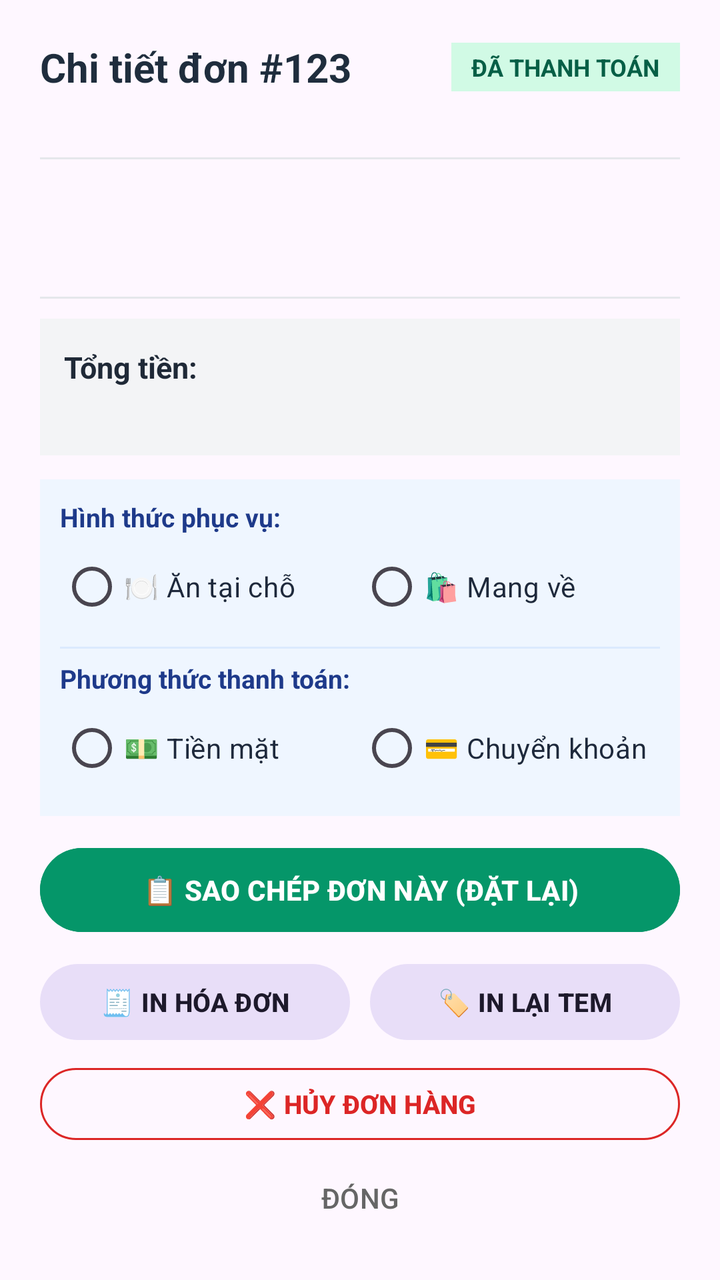
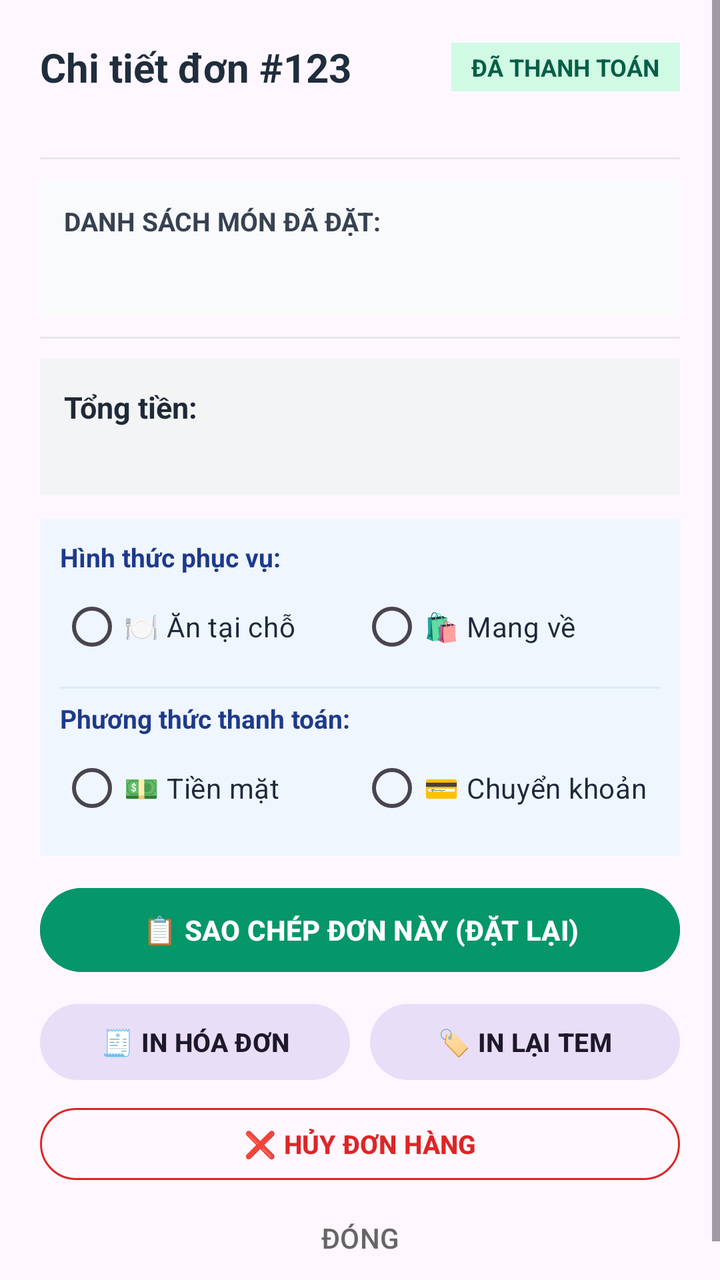

The first picture is an Android layout as it rendered before a commit; the second is the same layout after the commit. The layout source and the unified diff follow.
<!-- AndroidManifest.xml: application theme Theme.Material3.DayNight.NoActionBar -->
<!-- res/layout/dialog_order_detail.xml -->
<?xml version="1.0" encoding="utf-8"?>
<LinearLayout xmlns:android="http://schemas.android.com/apk/res/android"
    xmlns:app="http://schemas.android.com/apk/res-auto"
    android:layout_width="match_parent"
    android:layout_height="wrap_content"
    android:orientation="vertical"
    android:padding="20dp">

    
    <LinearLayout
        android:layout_width="match_parent"
        android:layout_height="wrap_content"
        android:gravity="center_vertical"
        android:orientation="horizontal">

        <TextView
            android:id="@+id/tvOrderTitle"
            android:layout_width="0dp"
            android:layout_height="wrap_content"
            android:layout_weight="1"
            android:text="Chi tiết đơn #123"
            android:textColor="#1F2D3D"
            android:textSize="20sp"
            android:textStyle="bold" />

        <TextView
            android:id="@+id/tvOrderStatusBadge"
            android:layout_width="wrap_content"
            android:layout_height="wrap_content"
            android:background="#D1FAE5"
            android:paddingHorizontal="10dp"
            android:paddingVertical="4dp"
            android:text="ĐÃ THANH TOÁN"
            android:textColor="#065F46"
            android:textSize="12sp"
            android:textStyle="bold" />
    </LinearLayout>

    <TextView
        android:id="@+id/tvOrderSubtitle"
        android:layout_width="match_parent"
        android:layout_height="wrap_content"
        android:layout_marginTop="4dp"
        android:textColor="#666666"
        android:textSize="13sp" />

    <View
        android:layout_width="match_parent"
        android:layout_height="1dp"
        android:layout_marginVertical="10dp"
        android:background="#E5E7EB" />

    
    <androidx.core.widget.NestedScrollView
        android:layout_width="match_parent"
        android:layout_height="0dp"
        android:layout_weight="1"
        android:maxHeight="260dp">

        <TextView
            android:id="@+id/tvOrderItems"
            android:layout_width="match_parent"
            android:layout_height="wrap_content"
            android:lineSpacingExtra="4dp"
            android:textColor="#1F2937"
            android:textSize="14sp" />
    </androidx.core.widget.NestedScrollView>

    <View
        android:layout_width="match_parent"
        android:layout_height="1dp"
        android:layout_marginVertical="10dp"
        android:background="#E5E7EB" />

    
    <LinearLayout
        android:layout_width="match_parent"
        android:layout_height="wrap_content"
        android:layout_marginBottom="12dp"
        android:background="#F3F4F6"
        android:orientation="vertical"
        android:padding="12dp">

        <LinearLayout
            android:layout_width="match_parent"
            android:layout_height="wrap_content"
            android:orientation="horizontal">

            <TextView
                android:layout_width="0dp"
                android:layout_height="wrap_content"
                android:layout_weight="1"
                android:text="Tổng tiền:"
                android:textColor="#1F2937"
                android:textSize="15sp"
                android:textStyle="bold" />

            <TextView
                android:id="@+id/tvOrderTotal"
                android:layout_width="wrap_content"
                android:layout_height="wrap_content"
                android:textColor="#B91C1C"
                android:textSize="17sp"
                android:textStyle="bold" />
        </LinearLayout>

        <TextView
            android:id="@+id/tvPaymentDetails"
            android:layout_width="match_parent"
            android:layout_height="wrap_content"
            android:layout_marginTop="4dp"
            android:textColor="#4B5563"
            android:textSize="13sp" />
    </LinearLayout>

    
    <LinearLayout
        android:layout_width="match_parent"
        android:layout_height="wrap_content"
        android:layout_marginBottom="12dp"
        android:background="#EFF6FF"
        android:orientation="vertical"
        android:padding="10dp">

        
        <TextView
            android:layout_width="wrap_content"
            android:layout_height="wrap_content"
            android:text="Hình thức phục vụ:"
            android:textColor="#1E3A8A"
            android:textSize="13sp"
            android:textStyle="bold" />

        <RadioGroup
            android:id="@+id/rgOrderType"
            android:layout_width="match_parent"
            android:layout_height="wrap_content"
            android:layout_marginTop="2dp"
            android:orientation="horizontal">

            <RadioButton
                android:id="@+id/rbDineIn"
                android:layout_width="0dp"
                android:layout_height="wrap_content"
                android:layout_weight="1"
                android:text="🍽 Ăn tại chỗ"
                android:textColor="#1E293B"
                android:textSize="14sp" />

            <RadioButton
                android:id="@+id/rbTakeAway"
                android:layout_width="0dp"
                android:layout_height="wrap_content"
                android:layout_weight="1"
                android:text="🛍 Mang về"
                android:textColor="#1E293B"
                android:textSize="14sp" />
        </RadioGroup>

        <View
            android:layout_width="match_parent"
            android:layout_height="1dp"
            android:layout_marginVertical="6dp"
            android:background="#DBEAFE" />

        
        <TextView
            android:layout_width="wrap_content"
            android:layout_height="wrap_content"
            android:text="Phương thức thanh toán:"
            android:textColor="#1E3A8A"
            android:textSize="13sp"
            android:textStyle="bold" />

        <RadioGroup
            android:id="@+id/rgPaymentMethod"
            android:layout_width="match_parent"
            android:layout_height="wrap_content"
            android:layout_marginTop="2dp"
            android:orientation="horizontal">

            <RadioButton
                android:id="@+id/rbPayCash"
                android:layout_width="0dp"
                android:layout_height="wrap_content"
                android:layout_weight="1"
                android:text="💵 Tiền mặt"
                android:textColor="#1E293B"
                android:textSize="14sp" />

            <RadioButton
                android:id="@+id/rbPayTransfer"
                android:layout_width="0dp"
                android:layout_height="wrap_content"
                android:layout_weight="1"
                android:text="💳 Chuyển khoản"
                android:textColor="#1E293B"
                android:textSize="14sp" />
        </RadioGroup>
    </LinearLayout>

    
    
    <com.google.android.material.button.MaterialButton
        android:id="@+id/btnCopyOrder"
        style="@style/Widget.Material3.Button"
        android:layout_width="match_parent"
        android:layout_height="50dp"
        android:backgroundTint="#059669"
        android:text="📋 SAO CHÉP ĐƠN NÀY (ĐẶT LẠI)"
        android:textColor="#FFFFFF"
        android:textSize="14sp"
        android:textStyle="bold" />

    
    <LinearLayout
        android:layout_width="match_parent"
        android:layout_height="wrap_content"
        android:layout_marginTop="8dp"
        android:orientation="horizontal">

        <com.google.android.material.button.MaterialButton
            android:id="@+id/btnReprintOrder"
            style="@style/Widget.Material3.Button.TonalButton"
            android:layout_width="0dp"
            android:layout_height="46dp"
            android:layout_weight="1"
            android:layout_marginEnd="5dp"
            android:text="🧾 IN HÓA ĐƠN"
            android:textSize="13sp"
            android:textStyle="bold" />

        <com.google.android.material.button.MaterialButton
            android:id="@+id/btnReprintLabel"
            style="@style/Widget.Material3.Button.TonalButton"
            android:layout_width="0dp"
            android:layout_height="46dp"
            android:layout_weight="1"
            android:layout_marginStart="5dp"
            android:text="🏷 IN LẠI TEM"
            android:textSize="13sp"
            android:textStyle="bold" />
    </LinearLayout>

    
    <com.google.android.material.button.MaterialButton
        android:id="@+id/btnCancelOrder"
        style="@style/Widget.Material3.Button.OutlinedButton"
        android:layout_width="match_parent"
        android:layout_height="44dp"
        android:layout_marginTop="6dp"
        android:text="❌ HỦY ĐƠN HÀNG"
        android:textColor="#DC2626"
        app:strokeColor="#DC2626"
        android:textSize="13sp"
        android:textStyle="bold" />

    
    <com.google.android.material.button.MaterialButton
        android:id="@+id/btnCloseDialog"
        style="@style/Widget.Material3.Button.TextButton"
        android:layout_width="match_parent"
        android:layout_height="42dp"
        android:layout_marginTop="4dp"
        android:text="ĐÓNG"
        android:textColor="#666666"
        android:textSize="14sp" />

</LinearLayout>
<!-- resources referenced by this layout -->
<resources>

</resources>

<!-- the commit's change to res/layout/dialog_order_detail.xml (unified diff, before → after) -->
@@ -1,269 +1,286 @@
 <?xml version="1.0" encoding="utf-8"?>
-<LinearLayout xmlns:android="http://schemas.android.com/apk/res/android"
+<ScrollView xmlns:android="http://schemas.android.com/apk/res/android"
     xmlns:app="http://schemas.android.com/apk/res-auto"
     android:layout_width="match_parent"
     android:layout_height="wrap_content"
-    android:orientation="vertical"
-    android:padding="20dp">
-
-    
+    android:fillViewport="true">
+
     <LinearLayout
         android:layout_width="match_parent"
         android:layout_height="wrap_content"
-        android:gravity="center_vertical"
-        android:orientation="horizontal">
+        android:orientation="vertical"
+        android:padding="20dp">
+
+        
+        <LinearLayout
+            android:layout_width="match_parent"
+            android:layout_height="wrap_content"
+            android:gravity="center_vertical"
+            android:orientation="horizontal">
+
+            <TextView
+                android:id="@+id/tvOrderTitle"
+                android:layout_width="0dp"
+                android:layout_height="wrap_content"
+                android:layout_weight="1"
+                android:text="Chi tiết đơn #123"
+                android:textColor="#1F2D3D"
+                android:textSize="20sp"
+                android:textStyle="bold" />
+
+            <TextView
+                android:id="@+id/tvOrderStatusBadge"
+                android:layout_width="wrap_content"
+                android:layout_height="wrap_content"
+                android:background="#D1FAE5"
+                android:paddingHorizontal="10dp"
+                android:paddingVertical="4dp"
+                android:text="ĐÃ THANH TOÁN"
+                android:textColor="#065F46"
+                android:textSize="12sp"
+                android:textStyle="bold" />
+        </LinearLayout>
 
         <TextView
-            android:id="@+id/tvOrderTitle"
-            android:layout_width="0dp"
-            android:layout_height="wrap_content"
-            android:layout_weight="1"
-            android:text="Chi tiết đơn #123"
-            android:textColor="#1F2D3D"
-            android:textSize="20sp"
+            android:id="@+id/tvOrderSubtitle"
+            android:layout_width="match_parent"
+            android:layout_height="wrap_content"
+            android:layout_marginTop="4dp"
+            android:textColor="#666666"
+            android:textSize="13sp" />
+
+        <View
+            android:layout_width="match_parent"
+            android:layout_height="1dp"
+            android:layout_marginVertical="10dp"
+            android:background="#E5E7EB" />
+
+        
+        <LinearLayout
+            android:layout_width="match_parent"
+            android:layout_height="wrap_content"
+            android:background="#F9FAFB"
+            android:orientation="vertical"
+            android:padding="12dp">
+
+            <TextView
+                android:id="@+id/tvOrderItemsHeader"
+                android:layout_width="wrap_content"
+                android:layout_height="wrap_content"
+                android:layout_marginBottom="8dp"
+                android:text="DANH SÁCH MÓN ĐÃ ĐẶT:"
+                android:textColor="#374151"
+                android:textSize="13sp"
+                android:textStyle="bold" />
+
+            <TextView
+                android:id="@+id/tvOrderItems"
+                android:layout_width="match_parent"
+                android:layout_height="wrap_content"
+                android:lineSpacingExtra="5dp"
+                android:textColor="#1F2937"
+                android:textSize="14sp" />
+        </LinearLayout>
+
+        <View
+            android:layout_width="match_parent"
+            android:layout_height="1dp"
+            android:layout_marginVertical="10dp"
+            android:background="#E5E7EB" />
+
+        
+        <LinearLayout
+            android:layout_width="match_parent"
+            android:layout_height="wrap_content"
+            android:layout_marginBottom="12dp"
+            android:background="#F3F4F6"
+            android:orientation="vertical"
+            android:padding="12dp">
+
+            <LinearLayout
+                android:layout_width="match_parent"
+                android:layout_height="wrap_content"
+                android:orientation="horizontal">
+
+                <TextView
+                    android:layout_width="0dp"
+                    android:layout_height="wrap_content"
+                    android:layout_weight="1"
+                    android:text="Tổng tiền:"
+                    android:textColor="#1F2937"
+                    android:textSize="15sp"
+                    android:textStyle="bold" />
+
+                <TextView
+                    android:id="@+id/tvOrderTotal"
+                    android:layout_width="wrap_content"
+                    android:layout_height="wrap_content"
+                    android:textColor="#B91C1C"
+                    android:textSize="17sp"
+                    android:textStyle="bold" />
+            </LinearLayout>
+
+            <TextView
+                android:id="@+id/tvPaymentDetails"
+                android:layout_width="match_parent"
+                android:layout_height="wrap_content"
+                android:layout_marginTop="4dp"
+                android:textColor="#4B5563"
+                android:textSize="13sp" />
+        </LinearLayout>
+
+        
+        <LinearLayout
+            android:layout_width="match_parent"
+            android:layout_height="wrap_content"
+            android:layout_marginBottom="12dp"
+            android:background="#EFF6FF"
+            android:orientation="vertical"
+            android:padding="10dp">
+
+            
+            <TextView
+                android:layout_width="wrap_content"
+                android:layout_height="wrap_content"
+                android:text="Hình thức phục vụ:"
+                android:textColor="#1E3A8A"
+                android:textSize="13sp"
+                android:textStyle="bold" />
+
+            <RadioGroup
+                android:id="@+id/rgOrderType"
+                android:layout_width="match_parent"
+                android:layout_height="wrap_content"
+                android:layout_marginTop="2dp"
+                android:orientation="horizontal">
+
+                <RadioButton
+                    android:id="@+id/rbDineIn"
+                    android:layout_width="0dp"
+                    android:layout_height="wrap_content"
+                    android:layout_weight="1"
+                    android:text="🍽 Ăn tại chỗ"
+                    android:textColor="#1E293B"
+                    android:textSize="14sp" />
+
+                <RadioButton
+                    android:id="@+id/rbTakeAway"
+                    android:layout_width="0dp"
+                    android:layout_height="wrap_content"
+                    android:layout_weight="1"
+                    android:text="🛍 Mang về"
+                    android:textColor="#1E293B"
+                    android:textSize="14sp" />
+            </RadioGroup>
+
+            <View
+                android:layout_width="match_parent"
+                android:layout_height="1dp"
+                android:layout_marginVertical="6dp"
+                android:background="#DBEAFE" />
+
+            
+            <TextView
+                android:layout_width="wrap_content"
+                android:layout_height="wrap_content"
+                android:text="Phương thức thanh toán:"
+                android:textColor="#1E3A8A"
+                android:textSize="13sp"
+                android:textStyle="bold" />
+
+            <RadioGroup
+                android:id="@+id/rgPaymentMethod"
+                android:layout_width="match_parent"
+                android:layout_height="wrap_content"
+                android:layout_marginTop="2dp"
+                android:orientation="horizontal">
+
+                <RadioButton
+                    android:id="@+id/rbPayCash"
+                    android:layout_width="0dp"
+                    android:layout_height="wrap_content"
+                    android:layout_weight="1"
+                    android:text="💵 Tiền mặt"
+                    android:textColor="#1E293B"
+                    android:textSize="14sp" />
+
+                <RadioButton
+                    android:id="@+id/rbPayTransfer"
+                    android:layout_width="0dp"
+                    android:layout_height="wrap_content"
+                    android:layout_weight="1"
+                    android:text="💳 Chuyển khoản"
+                    android:textColor="#1E293B"
+                    android:textSize="14sp" />
+            </RadioGroup>
+        </LinearLayout>
+
+        
+        
+        <com.google.android.material.button.MaterialButton
+            android:id="@+id/btnCopyOrder"
+            style="@style/Widget.Material3.Button"
+            android:layout_width="match_parent"
+            android:layout_height="50dp"
+            android:backgroundTint="#059669"
+            android:text="📋 SAO CHÉP ĐƠN NÀY (ĐẶT LẠI)"
+            android:textColor="#FFFFFF"
+            android:textSize="14sp"
             android:textStyle="bold" />
 
-        <TextView
-            android:id="@+id/tvOrderStatusBadge"
-            android:layout_width="wrap_content"
-            android:layout_height="wrap_content"
-            android:background="#D1FAE5"
-            android:paddingHorizontal="10dp"
-            android:paddingVertical="4dp"
-            android:text="ĐÃ THANH TOÁN"
-            android:textColor="#065F46"
-            android:textSize="12sp"
-            android:textStyle="bold" />
-    </LinearLayout>
-
-    <TextView
-        android:id="@+id/tvOrderSubtitle"
-        android:layout_width="match_parent"
-        android:layout_height="wrap_content"
-        android:layout_marginTop="4dp"
-        android:textColor="#666666"
-        android:textSize="13sp" />
-
-    <View
-        android:layout_width="match_parent"
-        android:layout_height="1dp"
-        android:layout_marginVertical="10dp"
-        android:background="#E5E7EB" />
-
-    
-    <androidx.core.widget.NestedScrollView
-        android:layout_width="match_parent"
-        android:layout_height="0dp"
-        android:layout_weight="1"
-        android:maxHeight="260dp">
-
-        <TextView
-            android:id="@+id/tvOrderItems"
-            android:layout_width="match_parent"
-            android:layout_height="wrap_content"
-            android:lineSpacingExtra="4dp"
-            android:textColor="#1F2937"
-            android:textSize="14sp" />
-    </androidx.core.widget.NestedScrollView>
-
-    <View
-        android:layout_width="match_parent"
-        android:layout_height="1dp"
-        android:layout_marginVertical="10dp"
-        android:background="#E5E7EB" />
-
-    
-    <LinearLayout
-        android:layout_width="match_parent"
-        android:layout_height="wrap_content"
-        android:layout_marginBottom="12dp"
-        android:background="#F3F4F6"
-        android:orientation="vertical"
-        android:padding="12dp">
-
-        <LinearLayout
-            android:layout_width="match_parent"
-            android:layout_height="wrap_content"
+        
+        <LinearLayout
+            android:layout_width="match_parent"
+            android:layout_height="wrap_content"
+            android:layout_marginTop="8dp"
             android:orientation="horizontal">
 
-            <TextView
+            <com.google.android.material.button.MaterialButton
+                android:id="@+id/btnReprintOrder"
+                style="@style/Widget.Material3.Button.TonalButton"
                 android:layout_width="0dp"
-                android:layout_height="wrap_content"
+                android:layout_height="46dp"
                 android:layout_weight="1"
-                android:text="Tổng tiền:"
-                android:textColor="#1F2937"
-                android:textSize="15sp"
-                android:textStyle="bold" />
-
-            <TextView
-                android:id="@+id/tvOrderTotal"
-                android:layout_width="wrap_content"
-                android:layout_height="wrap_content"
-                android:textColor="#B91C1C"
-                android:textSize="17sp"
-                android:textStyle="bold" />
-        </LinearLayout>
-
-        <TextView
-            android:id="@+id/tvPaymentDetails"
-            android:layout_width="match_parent"
-            android:layout_height="wrap_content"
-            android:layout_marginTop="4dp"
-            android:textColor="#4B5563"
-            android:textSize="13sp" />
-    </LinearLayout>
-
-    
-    <LinearLayout
-        android:layout_width="match_parent"
-        android:layout_height="wrap_content"
-        android:layout_marginBottom="12dp"
-        android:background="#EFF6FF"
-        android:orientation="vertical"
-        android:padding="10dp">
-
-        
-        <TextView
-            android:layout_width="wrap_content"
-            android:layout_height="wrap_content"
-            android:text="Hình thức phục vụ:"
-            android:textColor="#1E3A8A"
+                android:layout_marginEnd="5dp"
+                android:text="🧾 IN HÓA ĐƠN"
+                android:textSize="13sp"
+                android:textStyle="bold" />
+
+            <com.google.android.material.button.MaterialButton
+                android:id="@+id/btnReprintLabel"
+                style="@style/Widget.Material3.Button.TonalButton"
+                android:layout_width="0dp"
+                android:layout_height="46dp"
+                android:layout_weight="1"
+                android:layout_marginStart="5dp"
+                android:text="🏷 IN LẠI TEM"
+                android:textSize="13sp"
+                android:textStyle="bold" />
+        </LinearLayout>
+
+        
+        <com.google.android.material.button.MaterialButton
+            android:id="@+id/btnCancelOrder"
+            style="@style/Widget.Material3.Button.OutlinedButton"
+            android:layout_width="match_parent"
+            android:layout_height="44dp"
+            android:layout_marginTop="6dp"
+            android:text="❌ HỦY ĐƠN HÀNG"
+            android:textColor="#DC2626"
+            app:strokeColor="#DC2626"
             android:textSize="13sp"
             android:textStyle="bold" />
 
-        <RadioGroup
-            android:id="@+id/rgOrderType"
-            android:layout_width="match_parent"
-            android:layout_height="wrap_content"
-            android:layout_marginTop="2dp"
-            android:orientation="horizontal">
-
-            <RadioButton
-                android:id="@+id/rbDineIn"
-                android:layout_width="0dp"
-                android:layout_height="wrap_content"
-                android:layout_weight="1"
-                android:text="🍽 Ăn tại chỗ"
-                android:textColor="#1E293B"
-                android:textSize="14sp" />
-
-            <RadioButton
-                android:id="@+id/rbTakeAway"
-                android:layout_width="0dp"
-                android:layout_height="wrap_content"
-                android:layout_weight="1"
-                android:text="🛍 Mang về"
-                android:textColor="#1E293B"
-                android:textSize="14sp" />
-        </RadioGroup>
-
-        <View
-            android:layout_width="match_parent"
-            android:layout_height="1dp"
-            android:layout_marginVertical="6dp"
-            android:background="#DBEAFE" />
-
-        
-        <TextView
-            android:layout_width="wrap_content"
-            android:layout_height="wrap_content"
-            android:text="Phương thức thanh toán:"
-            android:textColor="#1E3A8A"
-            android:textSize="13sp"
-            android:textStyle="bold" />
-
-        <RadioGroup
-            android:id="@+id/rgPaymentMethod"
-            android:layout_width="match_parent"
-            android:layout_height="wrap_content"
-            android:layout_marginTop="2dp"
-            android:orientation="horizontal">
-
-            <RadioButton
-                android:id="@+id/rbPayCash"
-                android:layout_width="0dp"
-                android:layout_height="wrap_content"
-                android:layout_weight="1"
-                android:text="💵 Tiền mặt"
-                android:textColor="#1E293B"
-                android:textSize="14sp" />
-
-            <RadioButton
-                android:id="@+id/rbPayTransfer"
-                android:layout_width="0dp"
-                android:layout_height="wrap_content"
-                android:layout_weight="1"
-                android:text="💳 Chuyển khoản"
-                android:textColor="#1E293B"
-                android:textSize="14sp" />
-        </RadioGroup>
+        
+        <com.google.android.material.button.MaterialButton
+            android:id="@+id/btnCloseDialog"
+            style="@style/Widget.Material3.Button.TextButton"
+            android:layout_width="match_parent"
+            android:layout_height="42dp"
+            android:layout_marginTop="4dp"
+            android:text="ĐÓNG"
+            android:textColor="#666666"
+            android:textSize="14sp" />
+
     </LinearLayout>
-
-    
-    
-    <com.google.android.material.button.MaterialButton
-        android:id="@+id/btnCopyOrder"
-        style="@style/Widget.Material3.Button"
-        android:layout_width="match_parent"
-        android:layout_height="50dp"
-        android:backgroundTint="#059669"
-        android:text="📋 SAO CHÉP ĐƠN NÀY (ĐẶT LẠI)"
-        android:textColor="#FFFFFF"
-        android:textSize="14sp"
-        android:textStyle="bold" />
-
-    
-    <LinearLayout
-        android:layout_width="match_parent"
-        android:layout_height="wrap_content"
-        android:layout_marginTop="8dp"
-        android:orientation="horizontal">
-
-        <com.google.android.material.button.MaterialButton
-            android:id="@+id/btnReprintOrder"
-            style="@style/Widget.Material3.Button.TonalButton"
-            android:layout_width="0dp"
-            android:layout_height="46dp"
-            android:layout_weight="1"
-            android:layout_marginEnd="5dp"
-            android:text="🧾 IN HÓA ĐƠN"
-            android:textSize="13sp"
-            android:textStyle="bold" />
-
-        <com.google.android.material.button.MaterialButton
-            android:id="@+id/btnReprintLabel"
-            style="@style/Widget.Material3.Button.TonalButton"
-            android:layout_width="0dp"
-            android:layout_height="46dp"
-            android:layout_weight="1"
-            android:layout_marginStart="5dp"
-            android:text="🏷 IN LẠI TEM"
-            android:textSize="13sp"
-            android:textStyle="bold" />
-    </LinearLayout>
-
-    
-    <com.google.android.material.button.MaterialButton
-        android:id="@+id/btnCancelOrder"
-        style="@style/Widget.Material3.Button.OutlinedButton"
-        android:layout_width="match_parent"
-        android:layout_height="44dp"
-        android:layout_marginTop="6dp"
-        android:text="❌ HỦY ĐƠN HÀNG"
-        android:textColor="#DC2626"
-        app:strokeColor="#DC2626"
-        android:textSize="13sp"
-        android:textStyle="bold" />
-
-    
-    <com.google.android.material.button.MaterialButton
-        android:id="@+id/btnCloseDialog"
-        style="@style/Widget.Material3.Button.TextButton"
-        android:layout_width="match_parent"
-        android:layout_height="42dp"
-        android:layout_marginTop="4dp"
-        android:text="ĐÓNG"
-        android:textColor="#666666"
-        android:textSize="14sp" />
-
-</LinearLayout>
+</ScrollView>
